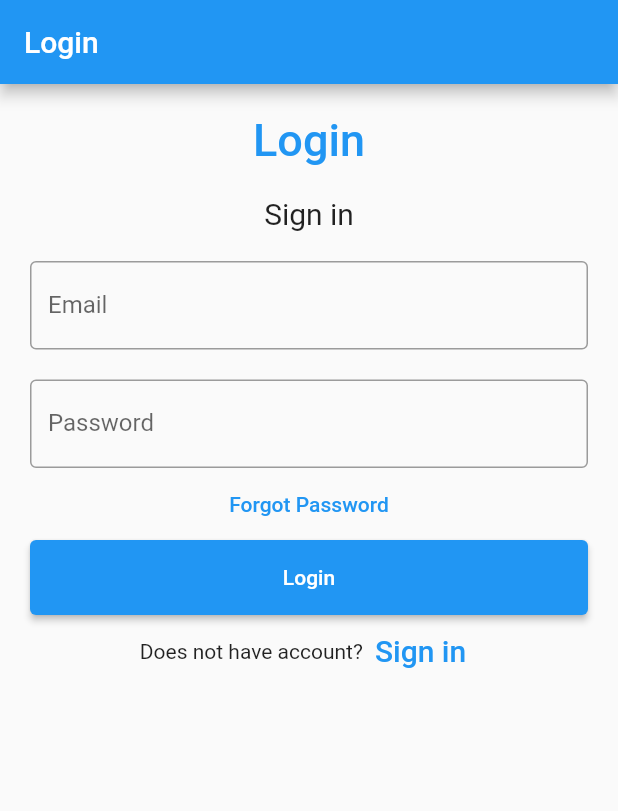
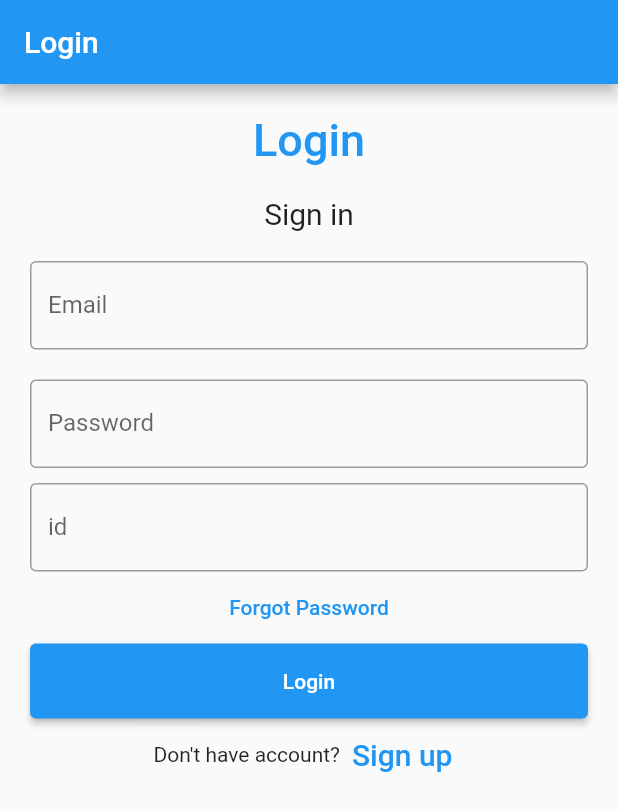
Before and after one commit to IsaacCooke/RavenAI, a Flutter app: the screen it shows after launch, after a tap on "Login", on a phone screen of 412 x 824 dp. Shown: the top 811 px of the screen. Run offline on Flutter 3.47's test engine with Material 2 defaults, Android fonts, the phone set to English and light mode, and no system bars; network calls fail.

Commit message:
Continued with the form validation on the frontend

```diff
--- a/ravenfront/lib/models/user.dart
+++ b/ravenfront/lib/models/user.dart
@@ -1,7 +1,7 @@
 const baseUserUri = 'https://localhost:7096/api/user';
 
 class User {
-  final int userId;
+  final String userId;
   final String firstName;
   final String lastName;
   final String email;
--- a/ravenfront/lib/modules/login.dart
+++ b/ravenfront/lib/modules/login.dart
@@ -1,4 +1,5 @@
 import 'package:flutter/material.dart';
+import 'package:http/http.dart' as http;
 
 import 'package:ravenfront/api/user_api.dart';
 import 'package:ravenfront/models/user.dart';
@@ -11,8 +12,38 @@ class LoginScreen extends StatefulWidget{
 }
 
 class _LoginScreenState extends State<LoginScreen>{
-  TextEditingController nameController = TextEditingController();
+  TextEditingController emailController = TextEditingController();
   TextEditingController passwordController = TextEditingController();
+  TextEditingController idController = TextEditingController();
+  late Future<User> futureUser;
+
+  void initState(){
+    super.initState();
+    futureUser = fetchUser();
+  }
+
+  bool validateForm(String email, String password, String id){
+    bool succeeded = false;
+    FutureBuilder<User>(
+      future: futureUser,
+      builder: (context, snapshot) {
+        if(snapshot.hasData){
+          print("There is data");
+          if(snapshot.data!.password == password){
+            print("the password is correct");
+            if(snapshot.data!.email == email){
+              succeeded = true;
+              return const Text("Worked");
+            }
+          }
+        }
+        print("No data found");
+        succeeded = false;
+        return const Text("Failed");
+      }
+    );
+    return succeeded;
+  }
 
   @override
   Widget build(BuildContext context){
@@ -42,7 +73,7 @@ class _LoginScreenState extends State<LoginScreen>{
             Container(
               padding: const EdgeInsets.all(10),
               child: TextField(
-                controller: nameController,
+                controller: emailController,
                 decoration: const InputDecoration(
                   border: OutlineInputBorder(),
                   labelText: 'Email',
@@ -60,6 +91,17 @@ class _LoginScreenState extends State<LoginScreen>{
                 ),
               ),
             ),
+            Container(
+              padding: const EdgeInsets.fromLTRB(10, 10, 10, 0),
+              child: TextField(
+                obscureText: false,
+                controller: idController,
+                decoration: const InputDecoration(
+                  border: OutlineInputBorder(),
+                  labelText: 'id',
+                ),
+              ),
+            ),
             TextButton(
               onPressed: () {
                 //forgot password screen
@@ -72,23 +114,23 @@ class _LoginScreenState extends State<LoginScreen>{
                 child: ElevatedButton(
                   child: const Text('Login'),
                   onPressed: () {
-                    print(nameController.text); //* DEBUG LINE
+                    print(emailController.text); //* DEBUG LINE
                     print(passwordController.text); //* DEBUG LINE
-                    // validateForm(nameController.text, passwordController.text); //! Need to add validation here.
-                  },
-                )
+                    print(validateForm(emailController.text, passwordController.text, idController.text));
+                  }
+                ),
             ),
             Row(
               mainAxisAlignment: MainAxisAlignment.center,
               children: <Widget>[
-                const Text('Does not have account?'),
+                const Text('Don\'t have account?'),
                 TextButton(
                   child: const Text(
-                    'Sign in',
+                    'Sign up',
                     style: TextStyle(fontSize: 20),
                   ),
                   onPressed: () {
-                    //signup screen
+                    //sign-up screen
                   },
                 )
               ],
@@ -98,31 +140,5 @@ class _LoginScreenState extends State<LoginScreen>{
   }
 }
 
-abstract class Validator extends State{
-  late Future<User> futureUser;
-
-  void initState(){
-    super.initState();
-    futureUser = fetchUser();
-  }
-
-  @override
-  Widget build(BuildContext context){
-    return(
-      FutureBuilder<User>(
-        future: futureUser,
-        builder: (context, snapshot){
-          if(snapshot.hasData){
-            return const Text('Did some stuff'); //! Need to put something on this line for the validation
-          } else if(snapshot.hasError){
-            return Text('${snapshot.error}'); //! Need to finish this line as well- notice that credentials are wrong?
-          }
-
-          return const CircularProgressIndicator(); // To the hatred of millions...
-        },
-      )
-    );
-  }
-}
 
 /// I listened to the live version of 'Bigger than Us' by White Lies while writing this file.
```
Also changed, not shown: ravenfront/lib/api/user_api.dart (+10 -0 lines).
